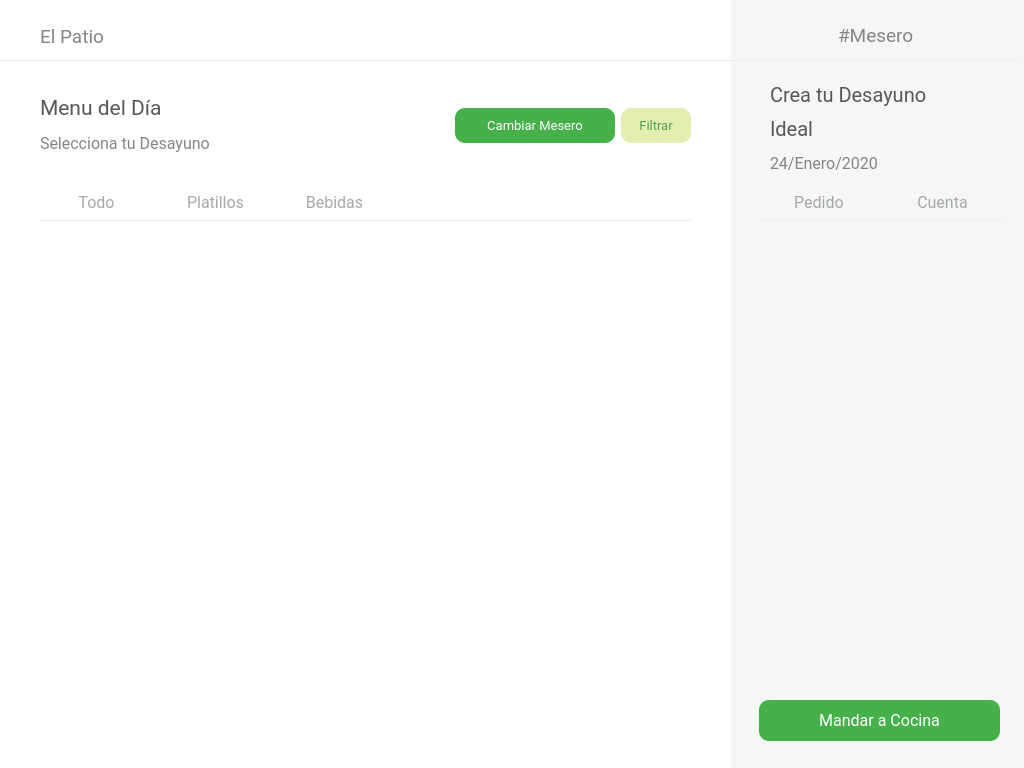
MrDanielG/IHC-ElPatio, file El-Patio/mesero/mesero_menu_comandas.ui: the form before one commit.
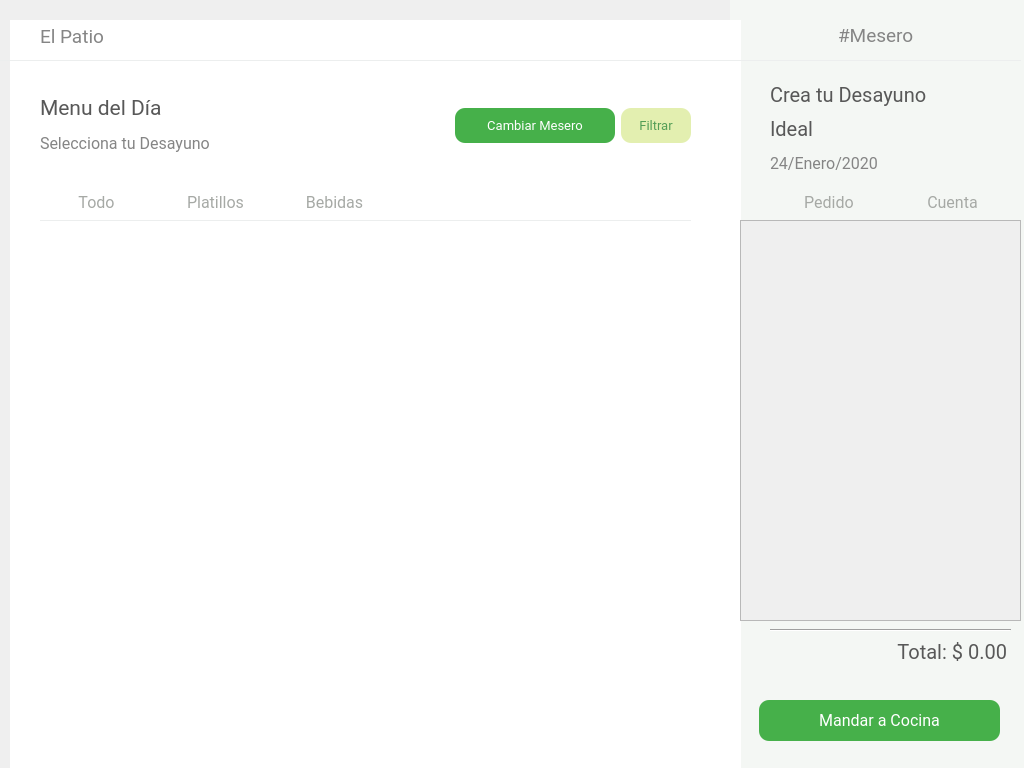
The form after the commit.

```diff
--- a/El-Patio/mesero/mesero_menu_comandas.ui
+++ b/El-Patio/mesero/mesero_menu_comandas.ui
@@ -32,8 +32,8 @@
   <widget class="QLabel" name="bg">
    <property name="geometry">
     <rect>
-     <x>0</x>
-     <y>0</y>
+     <x>10</x>
+     <y>20</y>
      <width>731</width>
      <height>768</height>
     </rect>
@@ -422,7 +422,7 @@
   <widget class="QWidget" name="layoutWidget_2">
    <property name="geometry">
     <rect>
-     <x>760</x>
+     <x>770</x>
      <y>190</y>
      <width>241</width>
      <height>26</height>
@@ -552,7 +552,7 @@
     </item>
    </layout>
   </widget>
-  <widget class="QWidget" name="">
+  <widget class="QWidget" name="layoutWidget">
    <property name="geometry">
     <rect>
      <x>40</x>
@@ -651,6 +651,73 @@
     </item>
    </layout>
   </widget>
+  <widget class="Line" name="line_4">
+   <property name="geometry">
+    <rect>
+     <x>770</x>
+     <y>620</y>
+     <width>241</width>
+     <height>20</height>
+    </rect>
+   </property>
+   <property name="orientation">
+    <enum>Qt::Horizontal</enum>
+   </property>
+  </widget>
+  <widget class="QLabel" name="lb_total">
+   <property name="geometry">
+    <rect>
+     <x>850</x>
+     <y>640</y>
+     <width>157</width>
+     <height>24</height>
+    </rect>
+   </property>
+   <property name="font">
+    <font>
+     <family>Roboto</family>
+     <pointsize>15</pointsize>
+    </font>
+   </property>
+   <property name="styleSheet">
+    <string notr="true">color: #585858
+</string>
+   </property>
+   <property name="text">
+    <string>Total: $ 0.00</string>
+   </property>
+   <property name="alignment">
+    <set>Qt::AlignRight|Qt::AlignTrailing|Qt::AlignVCenter</set>
+   </property>
+  </widget>
+  <widget class="QScrollArea" name="scrollArea">
+   <property name="geometry">
+    <rect>
+     <x>740</x>
+     <y>220</y>
+     <width>281</width>
+     <height>401</height>
+    </rect>
+   </property>
+   <property name="widgetResizable">
+    <bool>true</bool>
+   </property>
+   <widget class="QWidget" name="scrollAreaWidgetContents">
+    <property name="geometry">
+     <rect>
+      <x>0</x>
+      <y>0</y>
+      <width>279</width>
+      <height>399</height>
+     </rect>
+    </property>
+    <layout class="QGridLayout" name="gridLayout">
+     <item row="0" column="0">
+      <layout class="QGridLayout" name="grid_lista_platillos"/>
+     </item>
+    </layout>
+   </widget>
+  </widget>
  </widget>
  <resources/>
  <connections/>
```
